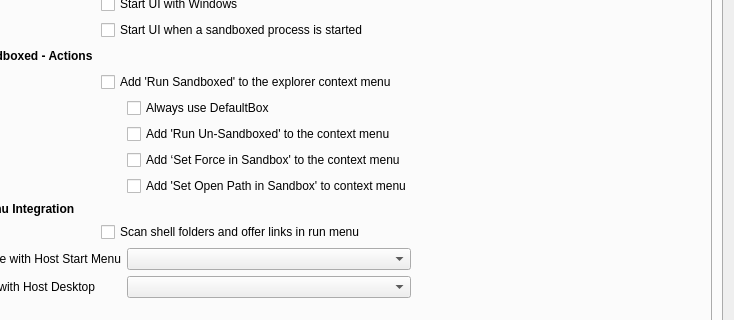
First picture: the form in SandboxiePlus/SandMan/Forms/SettingsWindow.ui, repository sandboxie-plus/Sandboxie, before the edit; both pictures show x 86 to 820 and y 107 to 427 of the 820 by 565 pixel window.
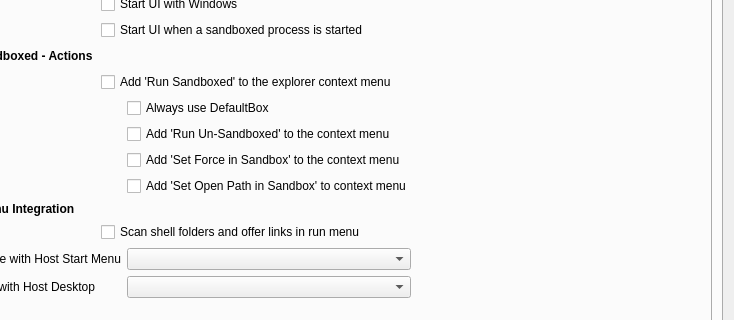
Second picture: the form after the edit. Icons and pictures are not drawn.

What changed in the file:
```diff
--- a/SandboxiePlus/SandMan/Forms/SettingsWindow.ui
+++ b/SandboxiePlus/SandMan/Forms/SettingsWindow.ui
@@ -640,7 +640,7 @@
              <item row="7" column="2" colspan="2">
               <widget class="QCheckBox" name="chkShellMenu3">
                <property name="text">
-                <string>Add ‘Set Force in Sandbox' to the context menu</string>
+                <string>Add 'Set Force in Sandbox' to the context menu</string>
                </property>
               </widget>
              </item>
```
